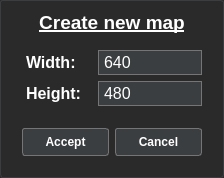
kowalikw/ParkingSimulator, file source/ParkingSimulator/ParkingSimulator/CreateMap.ui: the form before one commit.
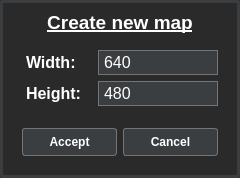
The form after the commit. Icons and pictures are not drawn.

```diff
--- a/source/ParkingSimulator/ParkingSimulator/CreateMap.ui
+++ b/source/ParkingSimulator/ParkingSimulator/CreateMap.ui
@@ -6,8 +6,8 @@
    <rect>
     <x>0</x>
     <y>0</y>
-    <width>224</width>
-    <height>140</height>
+    <width>240</width>
+    <height>168</height>
    </rect>
   </property>
   <property name="contextMenuPolicy">
@@ -19,7 +19,7 @@
   <property name="styleSheet">
    <string notr="true">QDialog {
 	background-color: #2a2a2a;
-	border: 1px solid #3b3e41;
+	border: 3px solid #3b3e41;
 	border-radius: 3px;
 }
 
```
